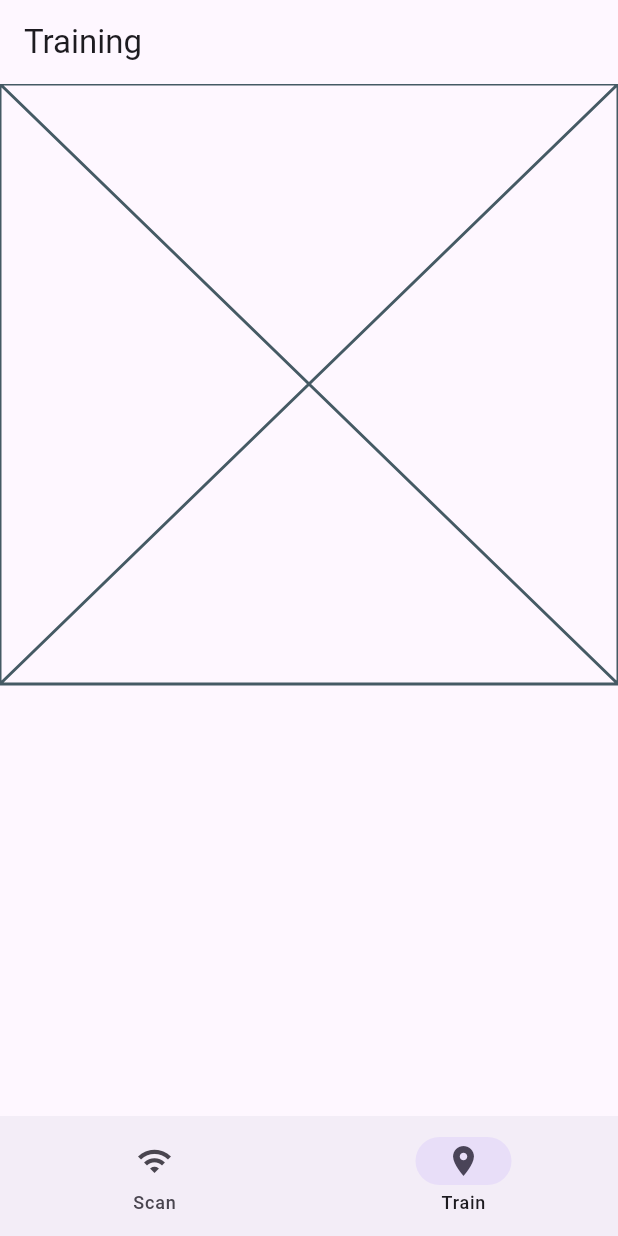
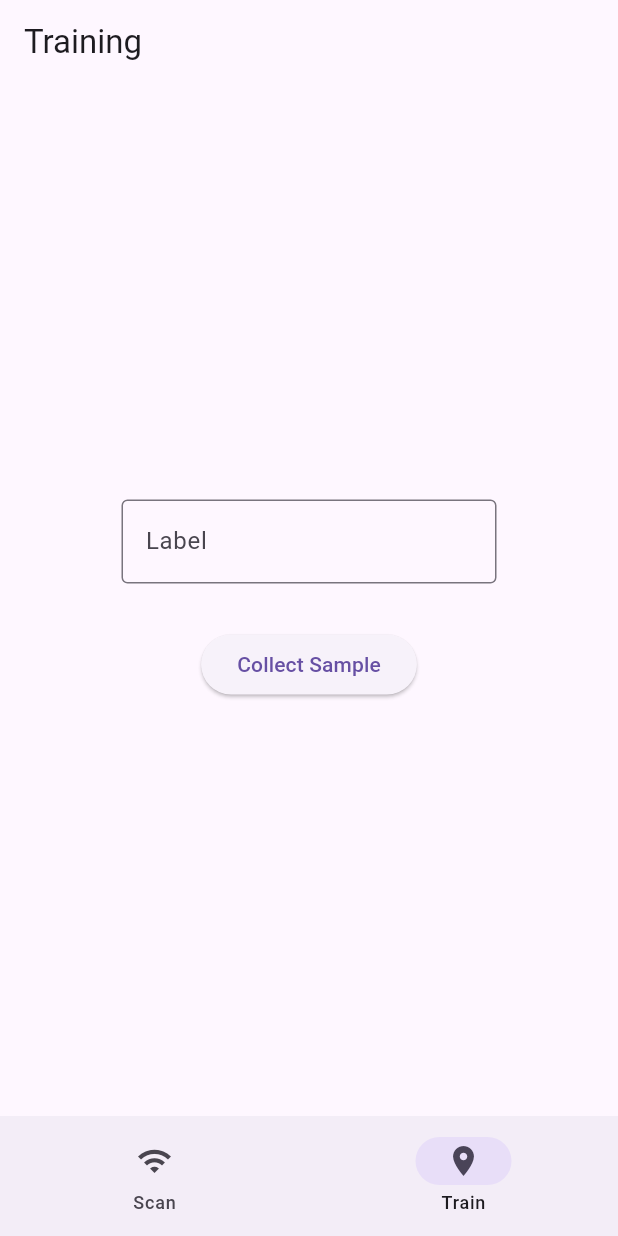
Before and after one commit to Apenzz/wifi-localizer, a Flutter app: the screen it shows after launch, item 2 of the bottom bar chosen, on a phone screen of 412 x 824 dp. Run offline on Flutter 3.47's test engine with Material 3 defaults, Android fonts, the phone set to English and light mode, and no system bars; our stand-ins replace permission_handler; missing offline and left inert: wifi_scan.

Commit message:
add label input and collect sample button to TrainingPage

```diff
--- a/lib/screens/training_page.dart
+++ b/lib/screens/training_page.dart
@@ -1,13 +1,30 @@
 import 'package:flutter/material.dart';
 
 class TrainingPage extends StatelessWidget {
-
   @override
   Widget build(BuildContext context) {
-    return Column(
-      children: [
-        Placeholder(), // TODO
-      ],
+    return Center(
+      child: Column(
+        mainAxisAlignment: MainAxisAlignment.center,
+        children: [
+          SizedBox(
+            width: 250,
+            child: TextField(
+              decoration: InputDecoration(
+                border: OutlineInputBorder(),
+                hintText: 'Label',
+              ),
+            ),
+          ),
+          SizedBox(
+            height: 30,
+          ),
+          ElevatedButton(
+            onPressed: () => print('pressed'),
+            child: Text('Collect Sample'),
+          ),
+        ],
+      ),
     );
   }
 }
```
